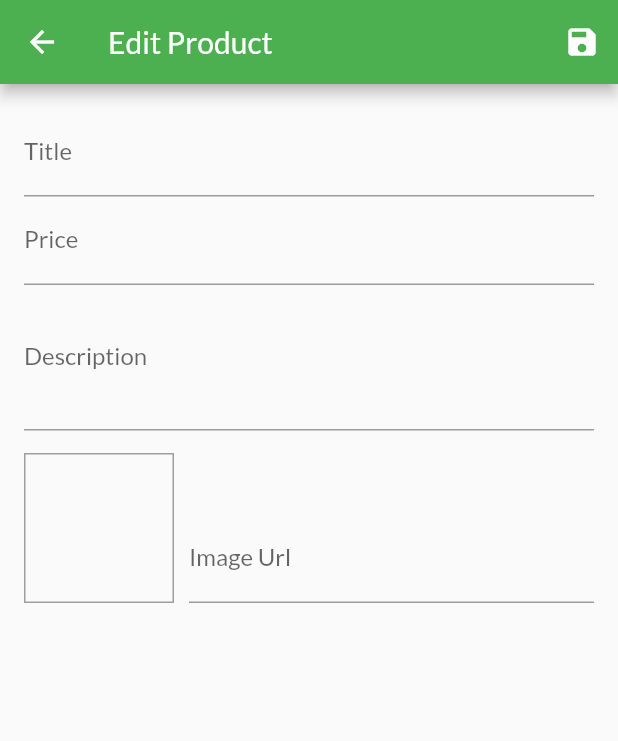
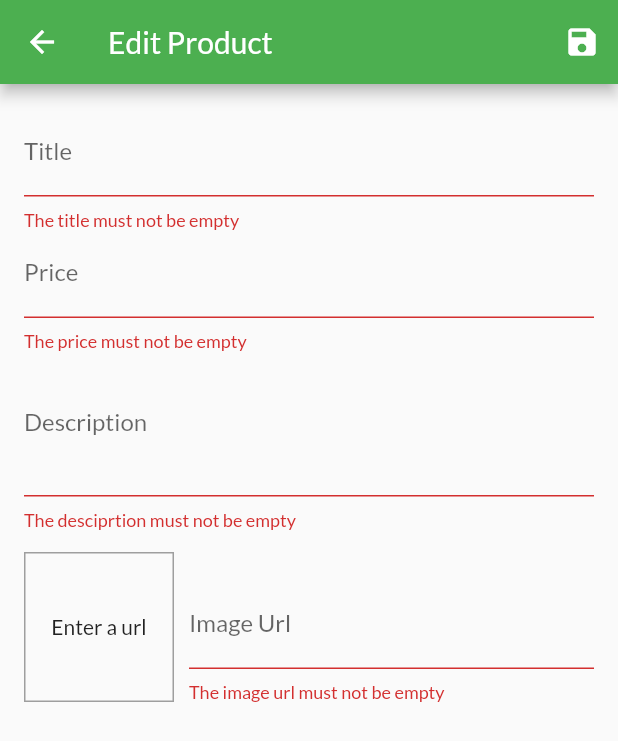
Before and after one commit to lighttt/EShop, a Flutter app: the EditProductScreen screen opened by its route, after a tap on the "save" icon, on a phone screen of 412 x 824 dp. Shown: the top 741 px of the screen. Run offline on Flutter 3.47's test engine with Material 2 defaults, Android fonts, the phone set to English and light mode, and no system bars; network calls fail.

Commit message:
Validation and form saving with adding new product

```diff
--- a/lib/screens/edit_product_screen.dart
+++ b/lib/screens/edit_product_screen.dart
@@ -1,4 +1,7 @@
+import 'package:eshop/model/product.dart';
+import 'package:eshop/provider/products.dart';
 import 'package:flutter/material.dart';
+import 'package:provider/provider.dart';
 
 class EditProductScreen extends StatefulWidget {
   static const String routeName = "/edit_product_screen";
@@ -8,8 +11,67 @@ class EditProductScreen extends StatefulWidget {
 }
 
 class _EditProductScreenState extends State<EditProductScreen> {
+  //focusnode
   final _descFocusNode = FocusNode();
   final _priceFocusNode = FocusNode();
+  final _imageFocusNode = FocusNode();
+
+  //form
+  final _form = GlobalKey<FormState>();
+
+  //controller
+  TextEditingController _imgController = TextEditingController();
+
+  //values
+  var _editProduct = Product(
+    id: null,
+    title: "",
+    price: 0,
+    description: "",
+    imageURL: "",
+  );
+
+  @override
+  void initState() {
+    super.initState();
+    _imgController.addListener(updateImageUrl);
+  }
+
+  @override
+  void dispose() {
+    super.dispose();
+    _priceFocusNode.dispose();
+    _descFocusNode.dispose();
+    _imgController.dispose();
+    _imageFocusNode.dispose();
+  }
+
+  //updates the image in the container
+  void updateImageUrl() {
+    String value = _imgController.text;
+    if (!_imageFocusNode.hasFocus) {
+      if (!value.startsWith('http') && !value.startsWith("https") ||
+          !value.endsWith('.png') &&
+              !value.endsWith(".jpg") &&
+              !value.endsWith(".jpeg") &&
+              !value.endsWith("JPEG")) {
+        return;
+      }
+      setState(() {});
+    }
+  }
+
+  //save form and add product or edit product
+  void _saveForm() {
+    //validation check
+    bool isValid = _form.currentState.validate();
+    if (!isValid) {
+      return;
+    }
+    _form.currentState.save();
+    Provider.of<Products>(context, listen: false).addProduct(_editProduct);
+    Navigator.pop(context);
+  }
 
   @override
   Widget build(BuildContext context) {
@@ -19,19 +81,41 @@ class _EditProductScreenState extends State<EditProductScreen> {
         actions: <Widget>[
           IconButton(
             icon: Icon(Icons.save),
-            onPressed: () {},
+            onPressed: () {
+              _saveForm();
+            },
           )
         ],
       ),
       body: Form(
+        key: _form,
         child: ListView(
           padding: EdgeInsets.all(16),
           children: <Widget>[
             TextFormField(
               decoration: InputDecoration(labelText: "Title"),
+              keyboardType: TextInputType.text,
               textInputAction: TextInputAction.next,
               onFieldSubmitted: (_) {
                 FocusScope.of(context).requestFocus(_priceFocusNode);
+              },
+              validator: (value) {
+                if (value.isEmpty) {
+                  return "The title must not be empty";
+                }
+                if (!value.contains(new RegExp("^[a-zA-Z]+\$"), 0)) {
+                  return "You cannot insert 0-9 here.";
+                }
+                return null;
+              },
+              onSaved: (value) {
+                _editProduct = Product(
+                  title: value,
+                  description: _editProduct.description,
+                  id: _editProduct.id,
+                  imageURL: _editProduct.imageURL,
+                  price: _editProduct.price,
+                );
               },
             ),
             TextFormField(
@@ -42,11 +126,51 @@ class _EditProductScreenState extends State<EditProductScreen> {
               onFieldSubmitted: (_) {
                 FocusScope.of(context).requestFocus(_descFocusNode);
               },
+              validator: (value) {
+                if (value.isEmpty) {
+                  return "The price must not be empty";
+                }
+                if (double.tryParse(value) == null) {
+                  return "The price should be in number format";
+                }
+                if (double.parse(value) <= 0) {
+                  return 'The price should not  be less than zero';
+                }
+                return null;
+              },
+              onSaved: (value) {
+                _editProduct = Product(
+                  title: _editProduct.title,
+                  description: _editProduct.description,
+                  id: _editProduct.id,
+                  imageURL: _editProduct.imageURL,
+                  price: double.parse(value),
+                );
+              },
             ),
             TextFormField(
-                focusNode: _descFocusNode,
-                maxLines: 3,
-                decoration: InputDecoration(labelText: "Description")),
+              focusNode: _descFocusNode,
+              maxLines: 3,
+              decoration: InputDecoration(labelText: "Description"),
+              validator: (value) {
+                if (value.isEmpty) {
+                  return "The desciprtion must not be empty";
+                }
+                if (value.length < 10) {
+                  return "The description is too short";
+                }
+                return null;
+              },
+              onSaved: (value) {
+                _editProduct = Product(
+                  title: _editProduct.title,
+                  description: value,
+                  id: _editProduct.id,
+                  imageURL: _editProduct.imageURL,
+                  price: _editProduct.price,
+                );
+              },
+            ),
             Row(
               crossAxisAlignment: CrossAxisAlignment.end,
               children: <Widget>[
@@ -56,12 +180,42 @@ class _EditProductScreenState extends State<EditProductScreen> {
                   margin: const EdgeInsets.only(top: 15, right: 10),
                   decoration: BoxDecoration(
                       border: Border.all(color: Colors.grey, width: 1)),
+                  child: _imgController.text.isEmpty
+                      ? Center(child: Text("Enter a url"))
+                      : Image.network(_imgController.text),
                 ),
                 Expanded(
                     child: TextFormField(
                         textInputAction: TextInputAction.done,
                         keyboardType: TextInputType.url,
-                        decoration: InputDecoration(labelText: "Image Url")))
+                        focusNode: _imageFocusNode,
+                        decoration: InputDecoration(labelText: "Image Url"),
+                        controller: _imgController,
+                        validator: (value) {
+                          if (value.isEmpty) {
+                            return "The image url must not be empty";
+                          }
+                          if (!value.startsWith('http') &&
+                              !value.startsWith("https")) {
+                            return "The image url is not valid";
+                          }
+                          if (!value.endsWith('.png') &&
+                              !value.endsWith(".jpg") &&
+                              !value.endsWith(".jpeg") &&
+                              !value.endsWith("JPEG")) {
+                            return "The image url is not correct";
+                          }
+                          return null;
+                        },
+                        onSaved: (value) {
+                          _editProduct = Product(
+                            title: _editProduct.title,
+                            description: _editProduct.description,
+                            id: _editProduct.id,
+                            imageURL: value,
+                            price: _editProduct.price,
+                          );
+                        }))
               ],
             )
           ],
```
Also changed, not shown: lib/provider/products.dart (+12 -0 lines).
